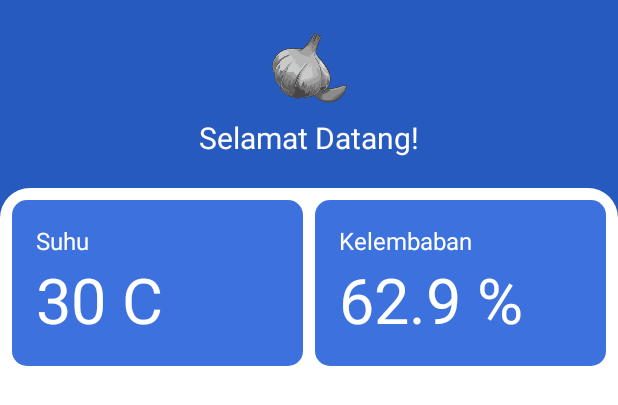
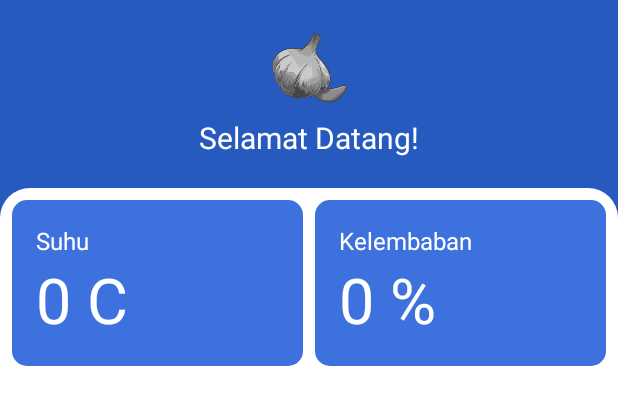
Before and after one commit to syahdanny/monitoring-suhu, an Android app: the layout activity_main.xml on its own in the app's theme, with its tools: preview values and no code run, on a phone screen of 412 x 824 dp. Shown: the top 405 px of the screen. Run offline under Robolectric (Android 15) with nearby library versions, the phone set to English and light mode, and no system bars.

```diff
--- a/app/src/main/res/layout/activity_main.xml
+++ b/app/src/main/res/layout/activity_main.xml
@@ -76,9 +76,10 @@
                         android:textSize="16sp"/>
 
                     <TextView
+                        android:id="@+id/textSuhu"
                         android:layout_width="wrap_content"
                         android:layout_height="wrap_content"
-                        android:text="30 C"
+                        android:text="0 C"
                         android:textColor="@color/colorWhite"
                         android:textSize="42sp"/>
 
@@ -105,9 +106,10 @@
                         android:textSize="16sp"/>
 
                     <TextView
+                        android:id="@+id/textKelembaban"
                         android:layout_width="wrap_content"
                         android:layout_height="wrap_content"
-                        android:text="62.9 %"
+                        android:text="0 %"
                         android:textColor="@color/colorWhite"
                         android:textSize="42sp"/>
 
--- a/app/src/main/res/layout/activity_splash.xml
+++ b/app/src/main/res/layout/activity_splash.xml
@@ -22,7 +22,6 @@
         android:id="@+id/textbawang"
         android:layout_width="wrap_content"
         android:layout_height="wrap_content"
-        android:fontFamily="@font/montserrat_semi_bold"
         android:text="Bawang Hitam"
         android:textColor="@color/colorGrey"
         android:textSize="25sp"
--- a/app/src/main/res/values/colors.xml
+++ b/app/src/main/res/values/colors.xml
@@ -5,4 +5,5 @@
     <color name="colorAccent">#ef5777</color>
     <color name="colorWhite">#FFFFFF</color>
     <color name="colorGrey">#575757</color>
+    <color name="colorBlack">#1D1D1D</color>
 </resources>
```
Also changed, not shown: app/src/main/java/com/mmdiyul/monitoringsuhu/MainActivity.java (+40 -2 lines).
